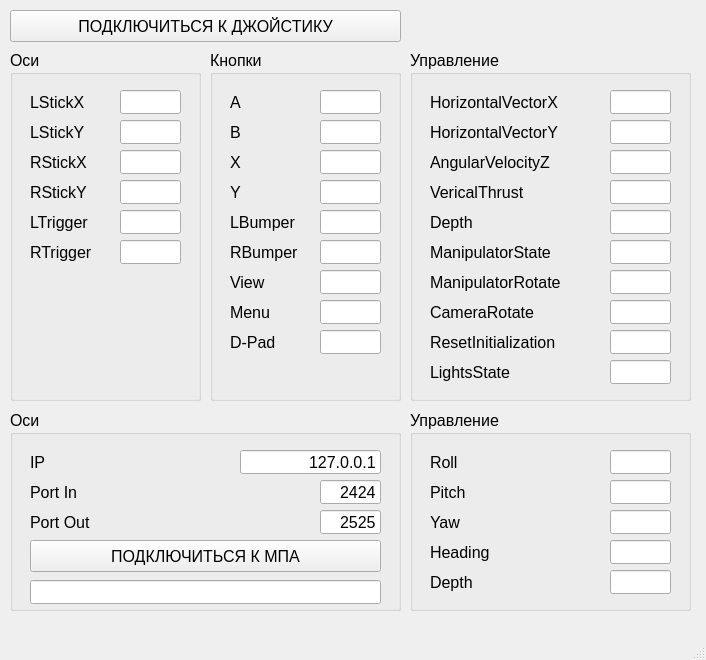
This is SevROVGUIXboxController/mainwindow.ui in VASoftLab/SevROV as Qt 5 draws it before an edit. The edited form follows.
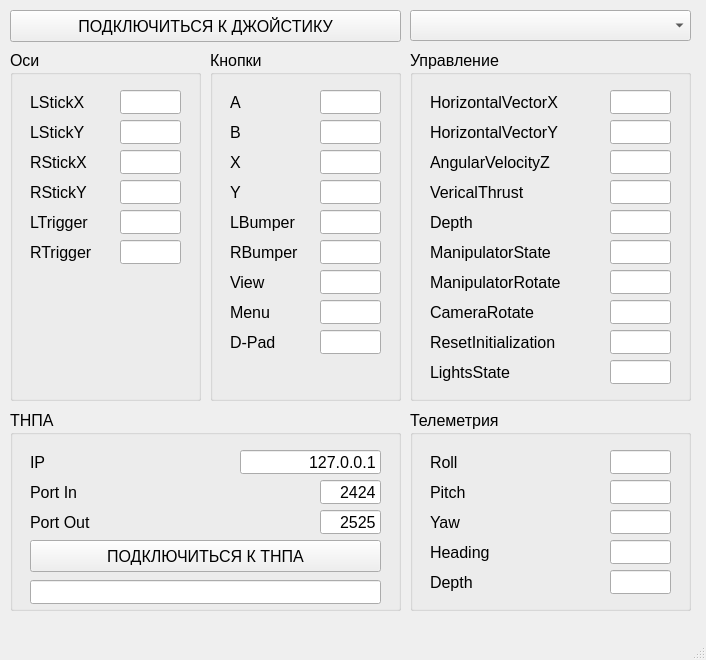
This is the edited form.

The edit to the form file:
```diff
--- a/SevROVGUIXboxController/mainwindow.ui
+++ b/SevROVGUIXboxController/mainwindow.ui
@@ -1001,7 +1001,7 @@
      </font>
     </property>
     <property name="title">
-     <string>Оси</string>
+     <string>ТНПА</string>
     </property>
     <widget class="QLineEdit" name="edIP">
      <property name="geometry">
@@ -1162,7 +1162,7 @@
       </font>
      </property>
      <property name="text">
-      <string>ПОДКЛЮЧИТЬСЯ К МПА</string>
+      <string>ПОДКЛЮЧИТЬСЯ К ТНПА</string>
      </property>
     </widget>
    </widget>
@@ -1181,7 +1181,7 @@
      </font>
     </property>
     <property name="title">
-     <string>Управление</string>
+     <string>Телеметрия</string>
     </property>
     <widget class="QLineEdit" name="edRoll">
      <property name="geometry">
@@ -1364,6 +1364,21 @@
      </property>
     </widget>
    </widget>
+   <widget class="QComboBox" name="cbJoystickList">
+    <property name="geometry">
+     <rect>
+      <x>410</x>
+      <y>10</y>
+      <width>281</width>
+      <height>31</height>
+     </rect>
+    </property>
+    <property name="font">
+     <font>
+      <pointsize>12</pointsize>
+     </font>
+    </property>
+   </widget>
   </widget>
   <widget class="QMenuBar" name="menubar">
    <property name="geometry">
```
Left out of the diff: 2 changed lines with no effect on the pictures.
